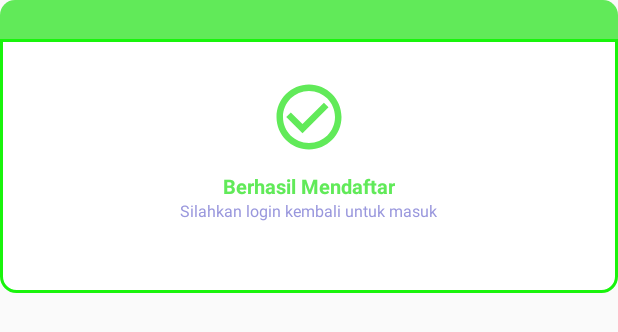
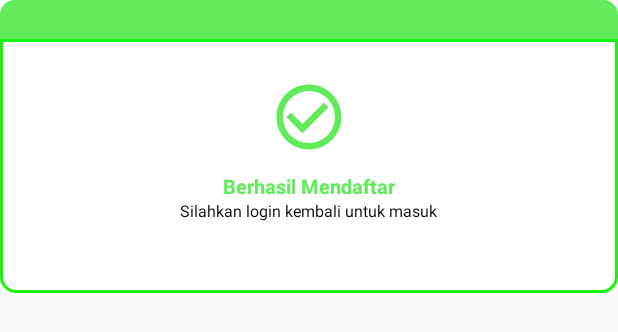
Before and after one commit to widiaas/RentalanWidia, an Android app: the layout popup_window.xml on its own in the app's theme, with its tools: preview values and no code run, on a phone screen of 412 x 824 dp. Shown: the top 332 px of the screen. Run offline under Robolectric (Android 15) with nearby library versions, the phone set to English and light mode, and no system bars.

Commit message:
memperbaiki project

```diff
--- a/app/src/main/res/drawable/btnlanjutkan.xml
+++ b/app/src/main/res/drawable/btnlanjutkan.xml
@@ -3,6 +3,6 @@
        android:shape="rectangle"
        android:padding="10dp">
 
-    <solid android:color="#FF61EA59"/>
+    <solid android:color="@color/hijau"/>
     <corners android:radius="5dp"/>
 </shape>
--- a/app/src/main/res/layout/activity_detail.xml
+++ b/app/src/main/res/layout/activity_detail.xml
@@ -141,7 +141,7 @@
 
     <Button
         android:textStyle="bold"
-        android:textColor="#fff"
+        android:textColor="@color/white"
         android:text="Lanjutkan"
         android:layout_marginTop="@dimen/_10sdp"
         android:background="@drawable/btnlanjutkan"
--- a/app/src/main/res/layout/popup_window.xml
+++ b/app/src/main/res/layout/popup_window.xml
@@ -35,7 +35,7 @@
         <TextView
             android:textSize="@dimen/_8sdp"
             android:fontFamily="sans-serif"
-            android:textColor="@color/basecolor"
+            android:textColor="@color/hitam"
             android:layout_gravity="center_horizontal"
             android:text="Silahkan login kembali untuk masuk"
             android:layout_width="wrap_content"
```
